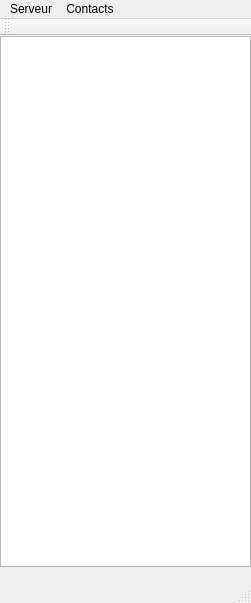
Above: charcorba-c++/Client/ui/mainwindow.ui from erz/charcorba before the change. Below: the same form after it.
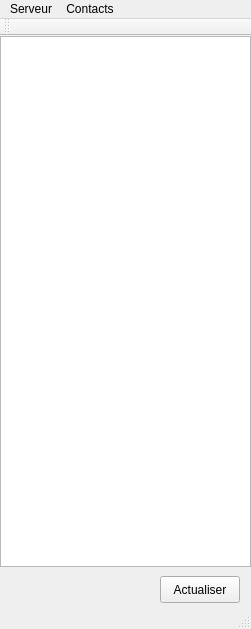
That is the form after the change.

What changed in the file:
```diff
--- a/charcorba-c++/Client/ui/mainwindow.ui
+++ b/charcorba-c++/Client/ui/mainwindow.ui
@@ -6,7 +6,7 @@
     <x>0</x>
     <y>0</y>
     <width>251</width>
-    <height>603</height>
+    <height>629</height>
    </rect>
   </property>
   <property name="windowTitle" >
@@ -32,6 +32,19 @@
      </item>
     </layout>
    </widget>
+   <widget class="QPushButton" name="ButtonRefresh" >
+    <property name="geometry" >
+     <rect>
+      <x>160</x>
+      <y>540</y>
+      <width>80</width>
+      <height>27</height>
+     </rect>
+    </property>
+    <property name="text" >
+     <string>Actualiser</string>
+    </property>
+   </widget>
   </widget>
   <widget class="QMenuBar" name="menubar" >
    <property name="geometry" >
```
